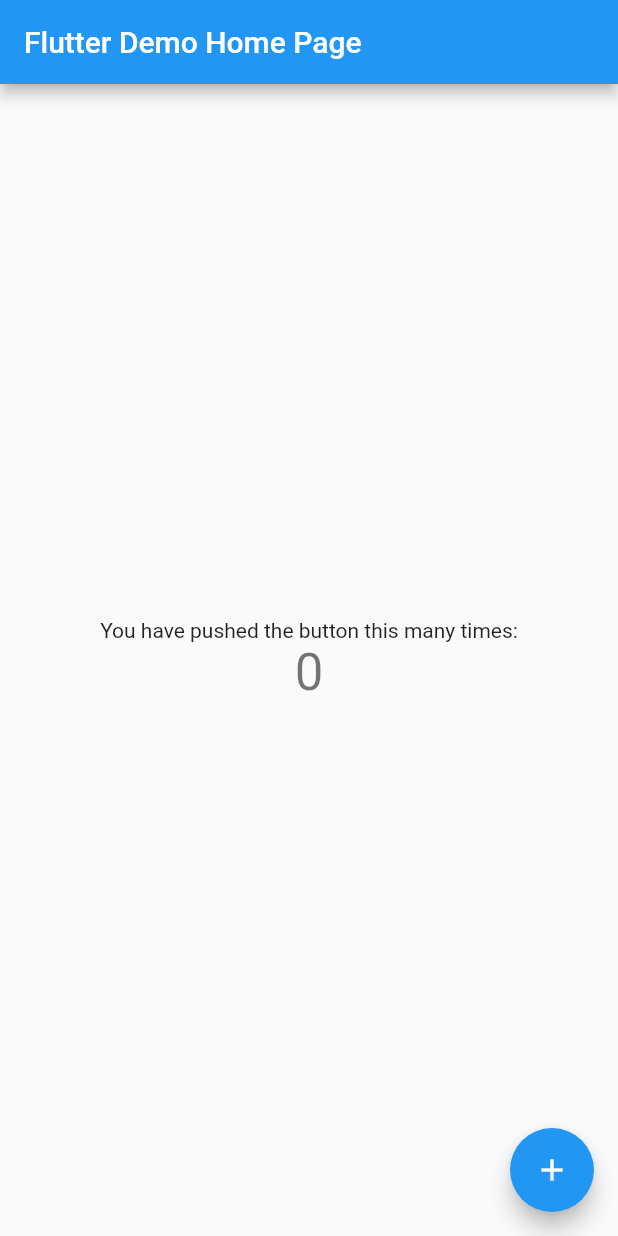
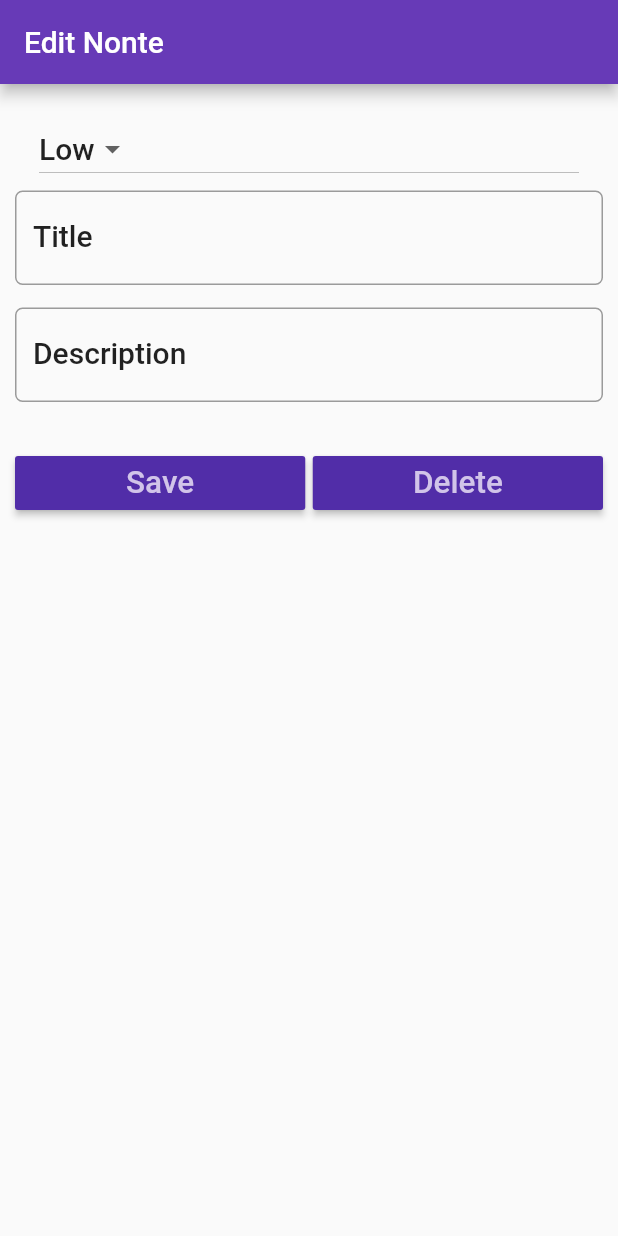
Before and after one commit to web-dev-code-reference/udemy-smartdev-notekeeper-sqflite, a Flutter app: the screen it shows after launch, on a phone screen of 412 x 824 dp. Run offline on Flutter 3.47's test engine with Material 2 defaults, Android fonts, the phone set to English and light mode, and no system bars.

Commit message:
building ui finished, section 7-25

```diff
--- /dev/null
+++ b/lib/Screens/note_detail.dart
@@ -0,0 +1,132 @@
+import 'package:flutter/cupertino.dart';
+import 'package:flutter/material.dart';
+
+
+class NoteDetail extends StatefulWidget {
+  @override
+  _NoteDetailState createState() => _NoteDetailState();
+}
+
+class _NoteDetailState extends State<NoteDetail> {
+
+  static var _priorities = ['Hi', 'Low'];
+  TextEditingController titleController=TextEditingController();
+  TextEditingController descriptionController =TextEditingController();
+
+  @override
+  Widget build(BuildContext context) {
+    TextStyle textStyle = Theme.of(context).textTheme.title;
+    return Scaffold(
+      appBar: AppBar(
+        title: Text('Edit Nonte'),
+      ),
+      body: Padding(
+        padding: EdgeInsets.only(top: 15.0, left: 10.0, right:10.0),
+        child: ListView(
+          children: <Widget>[
+            ListTile(
+              title: DropdownButton(
+                items: _priorities.map((String dropDownStringItem){
+                  return DropdownMenuItem<String> (
+                    value: dropDownStringItem,
+                    child:Text(dropDownStringItem),
+                  );
+                }).toList(),
+
+                style: textStyle,
+                value: 'Low',
+                onChanged: (valueSelectedByUser){
+                  setState(() {
+                   debugPrint('User selected $valueSelectedByUser');
+                  });
+                },
+              )
+            ),
+
+            //Second Element
+            Padding(
+              padding: EdgeInsets.only(),
+              child: TextField(
+                controller: titleController,
+                style: textStyle,
+                onChanged: (value){
+                  debugPrint('Something changed in Title Text Field');
+                },
+                decoration: InputDecoration(
+                  labelText: 'Title',
+                  labelStyle: textStyle,
+                  border: OutlineInputBorder(
+                    borderRadius: BorderRadius.circular(5.0)
+                  )
+                ),
+              ),
+            ),
+
+            //Third Element
+            Padding(
+              padding: EdgeInsets.only(top:15.0, bottom: 15.0),
+              child: TextField(
+                controller: descriptionController,
+                style: textStyle,
+                onChanged: (value){
+                  debugPrint('Something changed in Title Text Field');
+                },
+                decoration: InputDecoration(
+                  labelText: 'Description',
+                  labelStyle: textStyle,
+                  border: OutlineInputBorder(
+                    borderRadius: BorderRadius.circular(5.0)
+                  )
+                ),
+              ),
+            ),
+
+            //Fourth Element
+            Padding(
+              padding: EdgeInsets.only(top:15.0, bottom: 15.0),
+              child: Row(
+                children: <Widget>[
+                  Expanded(
+                    child: RaisedButton(
+                      color: Theme.of(context).primaryColorDark,
+                      textColor: Theme.of(context).primaryColorLight,
+                      child: Text(
+                        'Save',
+                        textScaleFactor: 1.5,
+                      ),
+                      onPressed: (){
+                        setState(() {
+                          debugPrint('Save button Clicked');
+                        });
+                      },
+                    ),
+                  ),
+
+                  Container(width:  5.0),
+
+                  Expanded(
+                    child: RaisedButton(
+                      color: Theme.of(context).primaryColorDark,
+                      textColor: Theme.of(context).primaryColorLight,
+                      child: Text(
+                        'Delete',
+                        textScaleFactor: 1.5,
+                      ),
+                      onPressed: (){
+                        setState(() {
+                          debugPrint('Delete button Clicked');
+                        });
+                      },
+                    ),
+                  ),
+                ],
+              ),
+            ),
+
+          ],
+        ),
+
+      ),
+    );
+  }
+}
--- a/lib/main.dart
+++ b/lib/main.dart
@@ -1,111 +1,22 @@
 import 'package:flutter/material.dart';
+import 'package:notekeeper/Screens/note_list.dart';
+import 'package:notekeeper/Screens/note_detail.dart';
 
-void main() => runApp(MyApp());
+void main(){
+  runApp(MyApp());
+}
 
 class MyApp extends StatelessWidget {
-  // This widget is the root of your application.
   @override
   Widget build(BuildContext context) {
     return MaterialApp(
-      title: 'Flutter Demo',
-      theme: ThemeData(
-        // This is the theme of your application.
-        //
-        // Try running your application with "flutter run". You'll see the
-        // application has a blue toolbar. Then, without quitting the app, try
-        // changing the primarySwatch below to Colors.green and then invoke
-        // "hot reload" (press "r" in the console where you ran "flutter run",
-        // or simply save your changes to "hot reload" in a Flutter IDE).
-        // Notice that the counter didn't reset back to zero; the application
-        // is not restarted.
-        primarySwatch: Colors.blue,
+      title: 'NoteKeeper',
+      debugShowCheckedModeBanner: false,
+      theme:  ThemeData(
+        primarySwatch: Colors.deepPurple
       ),
-      home: MyHomePage(title: 'Flutter Demo Home Page'),
+      // home: NoteList(),
+      home: NoteDetail(),
     );
   }
 }
-
-class MyHomePage extends StatefulWidget {
-  MyHomePage({Key key, this.title}) : super(key: key);
-
-  // This widget is the home page of your application. It is stateful, meaning
-  // that it has a State object (defined below) that contains fields that affect
-  // how it looks.
-
-  // This class is the configuration for the state. It holds the values (in this
-  // case the title) provided by the parent (in this case the App widget) and
-  // used by the build method of the State. Fields in a Widget subclass are
-  // always marked "final".
-
-  final String title;
-
-  @override
-  _MyHomePageState createState() => _MyHomePageState();
-}
-
-class _MyHomePageState extends State<MyHomePage> {
-  int _counter = 0;
-
-  void _incrementCounter() {
-    setState(() {
-      // This call to setState tells the Flutter framework that something has
-      // changed in this State, which causes it to rerun the build method below
-      // so that the display can reflect the updated values. If we changed
-      // _counter without calling setState(), then the build method would not be
-      // called again, and so nothing would appear to happen.
-      _counter++;
-    });
-  }
-
-  @override
-  Widget build(BuildContext context) {
-    // This method is rerun every time setState is called, for instance as done
-    // by the _incrementCounter method above.
-    //
-    // The Flutter framework has been optimized to make rerunning build methods
-    // fast, so that you can just rebuild anything that needs updating rather
-    // than having to individually change instances of widgets.
-    return Scaffold(
-      appBar: AppBar(
-        // Here we take the value from the MyHomePage object that was created by
-        // the App.build method, and use it to set our appbar title.
-        title: Text(widget.title),
-      ),
-      body: Center(
-        // Center is a layout widget. It takes a single child and positions it
-        // in the middle of the parent.
-        child: Column(
-          // Column is also layout widget. It takes a list of children and
-          // arranges them vertically. By default, it sizes itself to fit its
-          // children horizontally, and tries to be as tall as its parent.
-          //
-          // Invoke "debug painting" (press "p" in the console, choose the
-          // "Toggle Debug Paint" action from the Flutter Inspector in Android
-          // Studio, or the "Toggle Debug Paint" command in Visual Studio Code)
-          // to see the wireframe for each widget.
-          //
-          // Column has various properties to control how it sizes itself and
-          // how it positions its children. Here we use mainAxisAlignment to
-          // center the children vertically; the main axis here is the vertical
-          // axis because Columns are vertical (the cross axis would be
-          // horizontal).
-          mainAxisAlignment: MainAxisAlignment.center,
-          children: <Widget>[
-            Text(
-              'You have pushed the button this many times:',
-            ),
-            Text(
-              '$_counter',
-              style: Theme.of(context).textTheme.display1,
-            ),
-          ],
-        ),
-      ),
-      floatingActionButton: FloatingActionButton(
-        onPressed: _incrementCounter,
-        tooltip: 'Increment',
-        child: Icon(Icons.add),
-      ), // This trailing comma makes auto-formatting nicer for build methods.
-    );
-  }
-}
--- a/lib/models/note.dart
+++ b/lib/models/note.dart
@@ -6,29 +6,72 @@ class Note{
   String _date;
   int _priority;
 
-  Note(this._title, this._date, this._priority, [this._description]);
 
-  //Constructor with named parameter that accepts id
-  Note.withId(this._id, this._title, this._date, this._priority, [this._description]);
+  //CONSTRUCTORS
+    //making  constructor --
+    //[this.description] makes it optional, because the user may not want to add description
+    //we do not include the id since the id is auto generated
 
-  //geters
-  int get id =>_id;
+  Note(this._title, this._date, this._priority,[this._description]);
+
+    //make a constructor that will also accept an id
+    //You need to make a new name for this constructor as it is not allowed to have same name
+    //make it a named constructor
+  Note.withId(this._id,this._title, this._date, this._priority,[this._description]);
+
+  //GETTERS
+  int get id=>_id;
   String get title => _title;
   String get description => _description;
-  String get date =>_date;
-  int get priority =>_priority;
+  int get priority=>_priority;
+  String get date => _date;
 
-  //setter, note that we don't need setter for id since it generates automatically
+  // SETTER
   set title(String newTitle){
-    if(newTitle.length <=255){
-      this._title = newTitle;
+    if(newTitle.length<=255){
+      this._title=newTitle;
+    }
+  }
+  set description(String newDescription){
+    if(newDescription.length<=255){
+      this._title=newDescription;
+    }
+  }
+  set priority(int newPriority){
+    if(newPriority >=1 && newPriority <=2){
+      this._priority = newPriority;
     }
   }
 
-  set description(String newDescription){
-    if(newDescription.length <=255){
-      this._title = newTitle;
+  set date(String newDate){
+    this._date = newDate;
+  }
+
+  //Convert a Note object into a Map object
+  //key as String, Value as dynamic. If you can see all key are string like 'title' while the value  are eighter integer or string
+  Map<String, dynamic> toMap(){
+
+    var map =  Map<String, dynamic>();
+
+    if (id !=null){
+      map['id'] = _id;
     }
+
+    map['title']=_title;
+    map['description'] = _description;
+    map['priority'] = _priority;
+    map['date'] = _date;
+
+    return map;
+  }
+
+//Extract Note Object fom Map Object
+  Note.fromMapObject(Map<String, dynamic> map){
+    this._id = map['id'];
+    this._title = map['title'];
+    this._description = map['description'];
+    this._priority = map['priority'];
+    this._date = map['date'];
   }
 
 }
```
Also changed, not shown: lib/Screens/note_list.dart (added, +53 -0 lines), pubspec.lock.
